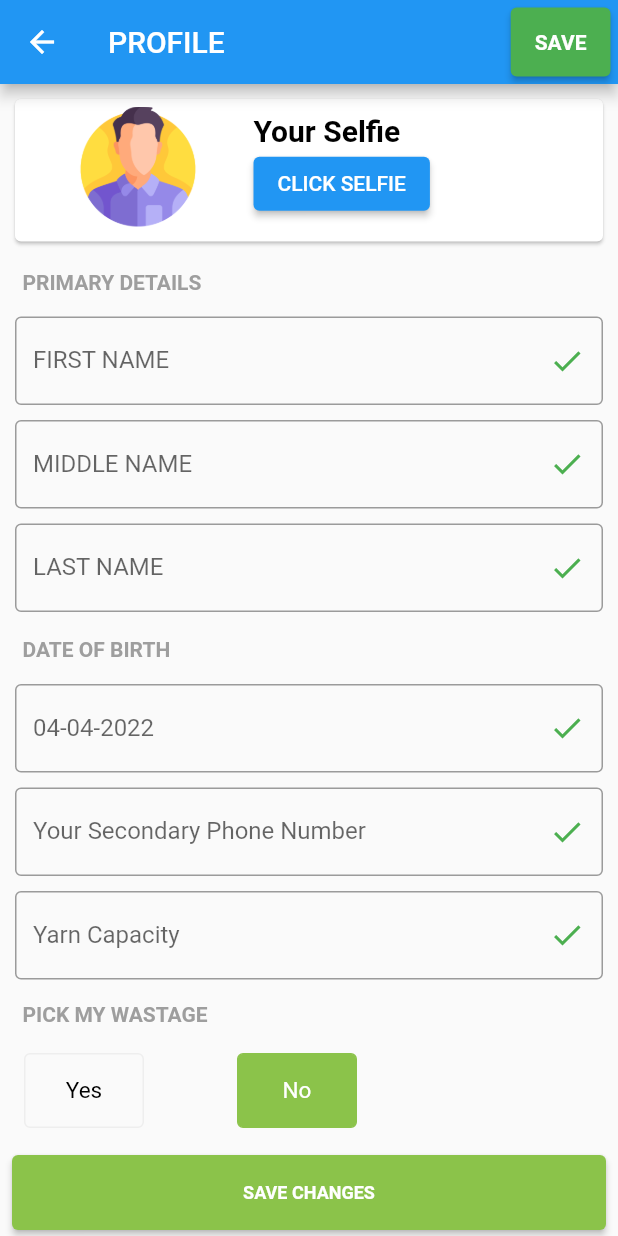
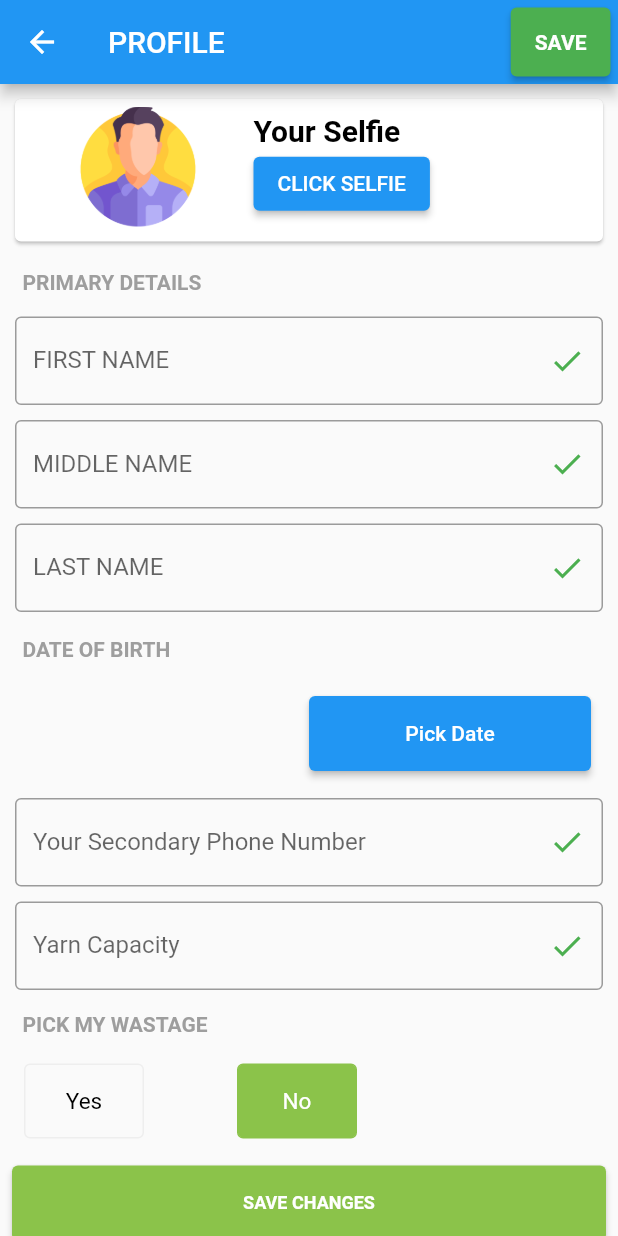
Before and after one commit to jakkani598/flutterforms, a Flutter app: the screen it shows after launch, after a tap on "EDIT", on a phone screen of 412 x 824 dp. Run offline on Flutter 3.47's test engine with Material 2 defaults, Android fonts, the phone set to English and light mode, and no system bars; our stand-ins replace flutter_holo_date_picker.

Commit message:
edit profile updates

```diff
--- a/lib/reeler_data/reelerprofileedit.dart
+++ b/lib/reeler_data/reelerprofileedit.dart
@@ -1,10 +1,10 @@
 
+import 'package:flutter/material.dart';
+import 'package:flutterforms/reeler_data/reelerkycdetails.dart';
+import 'package:flutterforms/reeler_data/reelerpaymentdetails.dart';
+import 'package:flutterforms/reeler_data/reelerprofilemainform.dart';
 
-
-import 'package:flutter/cupertino.dart';
-import 'package:flutter/material.dart';
-import 'package:flutter_svg/svg.dart';
-import 'package:flutterforms/reeler_data/reelerprofilemainform.dart';
+import 'addressdetails.dart';
 
 class ReelerProfileEdit extends StatefulWidget
 {
@@ -35,7 +35,7 @@ class ReelerProfileEditState extends State<ReelerProfileEdit>
                         TextButton(
                           child: const Text('EDIT',style: TextStyle(fontWeight: FontWeight.bold,fontSize: 15,color: Colors.blue)),
                           onPressed: () {
-                            Navigator.push(context, MaterialPageRoute(builder: (context)=>const ReelerProfileMainForm()));
+                            Navigator.push(context, MaterialPageRoute(builder: (context)=>ReelerProfileMainForm()));
                           },
                         ),
                         const SizedBox(width: 8),
@@ -95,10 +95,22 @@ class ReelerProfileEditState extends State<ReelerProfileEdit>
                             child: Text("Address",textAlign: TextAlign.left,style: TextStyle(fontWeight: FontWeight.bold,color: Colors.black)),
                           ),
                         ),
-                        const Expanded(
-                          child: Text("EDIT",textAlign: TextAlign.end,style: TextStyle(fontWeight: FontWeight.bold,color: Colors.blue)),
-                        ),
-                      ],
+                         Expanded(
+                          child: Container(
+                            child: TextButton(
+                              style: TextButton.styleFrom(
+                                textStyle: const TextStyle(fontSize: 20),
+                              ),
+                              onPressed: () {
+                                Navigator.push(context, MaterialPageRoute(builder: (context)=>const AddressDetailsForm()));
+                              },
+                                child: const Align(
+                                  alignment: Alignment.centerRight,
+                                  child: Text("EDIT",style: TextStyle(fontWeight: FontWeight.bold,color: Colors.blue,fontSize: 15)),
+                                )
+                            ),
+                          )),
+                ],
                     )
                 )
             )
@@ -127,8 +139,19 @@ class ReelerProfileEditState extends State<ReelerProfileEdit>
                             child: Text("Bank Account",textAlign: TextAlign.center,style: TextStyle(fontWeight: FontWeight.bold,color: Colors.black  )),
                           ),
                         ),
-                        const Expanded(
-                          child: Text("EDIT",textAlign: TextAlign.end,style: TextStyle(fontWeight: FontWeight.bold,color: Colors.blue)),
+                        Expanded(
+                            child: TextButton(
+                              style: TextButton.styleFrom(
+                                textStyle: const TextStyle(fontSize: 20),
+                              ),
+                              onPressed: () {
+                                Navigator.push(context, MaterialPageRoute(builder: (context)=>const ReelerpaymentDetailsForm()));
+                              },
+                              child: const Align(
+                                alignment: Alignment.centerRight,
+                                child: Text("EDIT",style: TextStyle(fontWeight: FontWeight.bold,color: Colors.blue,fontSize: 15)),
+                              )
+                            )
                         ),
                       ],
                     )
@@ -159,8 +182,19 @@ class ReelerProfileEditState extends State<ReelerProfileEdit>
                             child: Text("Update KYC",textAlign: TextAlign.center,style: TextStyle(fontWeight: FontWeight.bold,color: Colors.black  )),
                           ),
                         ),
-                        const Expanded(
-                          child: Text("UPDATE",textAlign: TextAlign.end,style: TextStyle(fontWeight: FontWeight.bold,color: Colors.blue)),
+                        Expanded(
+                            child: TextButton(
+                                style: TextButton.styleFrom(
+                                  textStyle: const TextStyle(fontSize: 20),
+                                ),
+                                onPressed: () {
+                                  Navigator.push(context, MaterialPageRoute(builder: (context)=>const ReelerKYCDetailsForm()));
+                                },
+                                child: const Align(
+                                  alignment: Alignment.centerRight,
+                                  child: Text("UPDATE",style: TextStyle(fontWeight: FontWeight.bold,color: Colors.blue,fontSize: 15)),
+                                )
+                            )
                         ),
                       ],
                     )
--- a/lib/reeler_data/reelerprofilemainform.dart
+++ b/lib/reeler_data/reelerprofilemainform.dart
@@ -1,16 +1,20 @@
 import 'package:flutter/material.dart';
-import 'package:flutter_svg/svg.dart';
+import 'package:flutter_holo_date_picker/date_picker.dart';
+import 'package:flutter_holo_date_picker/i18n/date_picker_i18n.dart';
+import 'package:intl/intl.dart';
 
 import '../radiotheme/myradiolisttile.dart';
 
 class ReelerProfileMainForm extends StatefulWidget {
   const ReelerProfileMainForm({Key? key}) : super(key: key);
+
   @override
   State<ReelerProfileMainForm> createState() => ReelerProfileMainFormState();
 }
 
 class ReelerProfileMainFormState extends State<ReelerProfileMainForm> {
   int _value = 0;
+  var dobCtrl = TextEditingController();
   @override
   Widget build(BuildContext context) {
     return Scaffold(
@@ -20,17 +24,20 @@ class ReelerProfileMainFormState extends State<ReelerProfileMainForm> {
             Padding(
               padding: const EdgeInsets.all(5.0),
               child: ElevatedButton(
-                onPressed: () =>
-                    showDialog<String>(
+                onPressed: () => showDialog<String>(
                   context: context,
                   builder: (BuildContext context) => AlertDialog(
-                        title: const Text('AlertDialog Title'),
-                        content: const Text('AlertDialog description'),
+                    title: Row(children: const [
+                      Image(
+                        image: AssetImage('assets/images/correct.png'),
+                        width: 30,
+                        height: 30,
+                      ),
+                      Padding(padding: EdgeInsets.all(5.0)),
+                      Text('ReshaMandi')
+                    ]),
+                    content: const Text('Profile updated successfully'),
                     actions: <Widget>[
-                          TextButton(
-                            onPressed: () => Navigator.pop(context, 'Cancel'),
-                            child: const Text('Cancel'),
-                          ),
                       TextButton(
                         onPressed: () => Navigator.pop(context, 'OK'),
                         child: const Text('OK'),
@@ -50,8 +57,7 @@ class ReelerProfileMainFormState extends State<ReelerProfileMainForm> {
             ),
           ],
         ),
-        body: Container(
-            child: ListView(children: <Widget>[
+        body: ListView(children: <Widget>[
           Card(
             margin: const EdgeInsets.fromLTRB(10, 10, 10, 10),
             child: Padding(
@@ -81,7 +87,7 @@ class ReelerProfileMainFormState extends State<ReelerProfileMainForm> {
                               crossAxisAlignment: CrossAxisAlignment.start,
                               children: <Widget>[
                                 Container(
-                                    child: Text(
+                                    child: const Text(
                                   "Your Selfie",
                                   style: TextStyle(
                                       fontWeight: FontWeight.bold,
@@ -177,23 +183,28 @@ class ReelerProfileMainFormState extends State<ReelerProfileMainForm> {
           ),
           Container(
               padding: const EdgeInsets.fromLTRB(10, 10, 10, 0),
-            child: TextField(
-              obscureText: true,
-              decoration: InputDecoration(
-                border: OutlineInputBorder(),
-                labelText: '04-04-2022',
-                suffixIcon: IconButton(
-                  icon: const Icon(
-                    Icons.done,
-                    color: Colors.green,
-                  ),
+              child: Padding(
+                padding: const EdgeInsets.all(8.0),
+                child: Row(
+                  children: [
+                    Expanded(
+                        child: Text(
+                      dobCtrl.text,
+                      style: const TextStyle(fontWeight: FontWeight.bold),
+                    )),
+                    Expanded(
+                        child: SizedBox(
+                      height: 50,
+                      child: ElevatedButton(
                         onPressed: () {
                           _selectDate(context);
                         },
+                        child: const Text('Pick Date'),
                       ),
+                    ))
+                  ],
                 ),
-            ),
-          ),
+              )),
           Container(
             padding: const EdgeInsets.fromLTRB(10, 10, 10, 0),
             child: TextField(
@@ -202,7 +213,11 @@ class ReelerProfileMainFormState extends State<ReelerProfileMainForm> {
                 border: OutlineInputBorder(),
                 labelText: 'Your Secondary Phone Number',
                 suffixIcon: IconButton(
-                    icon: const Icon(Icons.done, color: Colors.green,), onPressed: () {  },
+                  icon: const Icon(
+                    Icons.done,
+                    color: Colors.green,
+                  ),
+                  onPressed: () {},
                 ),
               ),
             ),
@@ -215,7 +230,11 @@ class ReelerProfileMainFormState extends State<ReelerProfileMainForm> {
                 border: OutlineInputBorder(),
                 labelText: 'Yarn Capacity',
                 suffixIcon: IconButton(
-                      icon: const Icon(Icons.done, color: Colors.green,), onPressed: () {  },
+                  icon: const Icon(
+                    Icons.done,
+                    color: Colors.green,
+                  ),
+                  onPressed: () {},
                 ),
               ),
             ),
@@ -248,10 +267,10 @@ class ReelerProfileMainFormState extends State<ReelerProfileMainForm> {
                 onChanged: (value) => setState(() => _value = value!),
               ),
             ],
-              )
-          ),
+          )),
           Padding(
-              padding: const EdgeInsets.only(left: 8.0,right: 8.0,bottom: 30.0,top: 15.0),
+            padding: const EdgeInsets.only(
+                left: 8.0, right: 8.0, bottom: 30.0, top: 15.0),
             child: SizedBox(
               height: 50,
               child: ElevatedButton(
@@ -267,21 +286,21 @@ class ReelerProfileMainFormState extends State<ReelerProfileMainForm> {
               ),
             ),
           )
-        ])));
+        ]));
   }
-  DateTime selectedDate = DateTime.now();
   _selectDate(BuildContext context) async {
-    final DateTime? selected = await showDatePicker(
-      context: context,
-      initialDate: selectedDate,
-      firstDate: DateTime(2010),
-      lastDate: DateTime(2025),
+    var datePicked = await DatePicker.showSimpleDatePicker(
+      context,
+      initialDate: DateTime(1994),
+      firstDate: DateTime(1960),
+      lastDate: DateTime(2012),
+      dateFormat: "dd-MM-yyyy",
+      locale: DateTimePickerLocale.en_us,
+      looping: true,
     );
-    if (selected != null && selected != selectedDate) {
-      setState(() {
-        selectedDate = selected;
-      });
+    final DateFormat formatter = DateFormat('dd-MM-yyyy');
+    final String formatted = formatter.format(datePicked!);
+    dobCtrl.text = formatted;
+
   }
 }
-
-}
--- a/pubspec.yaml
+++ b/pubspec.yaml
@@ -27,6 +27,7 @@ environment:
 # the latest version available on pub.dev. To see which dependencies have newer
 # versions available, run `flutter pub outdated`.
 dependencies:
+  intl:
   flutter:
     sdk: flutter
 
@@ -34,7 +35,7 @@ dependencies:
   # The following adds the Cupertino Icons font to your application.
   # Use with the CupertinoIcons class for iOS style icons.
   cupertino_icons: ^1.0.2
-  flutter_svg: ^1.0.3
+  flutter_holo_date_picker: ^1.0.3
 
 dev_dependencies:
   flutter_test:
```
Also changed, not shown: lib/alertdialogues/mydialoguewidget.dart (+2 -6 lines), pubspec.lock. Lines whose indentation alone changed are shown as unchanged.
